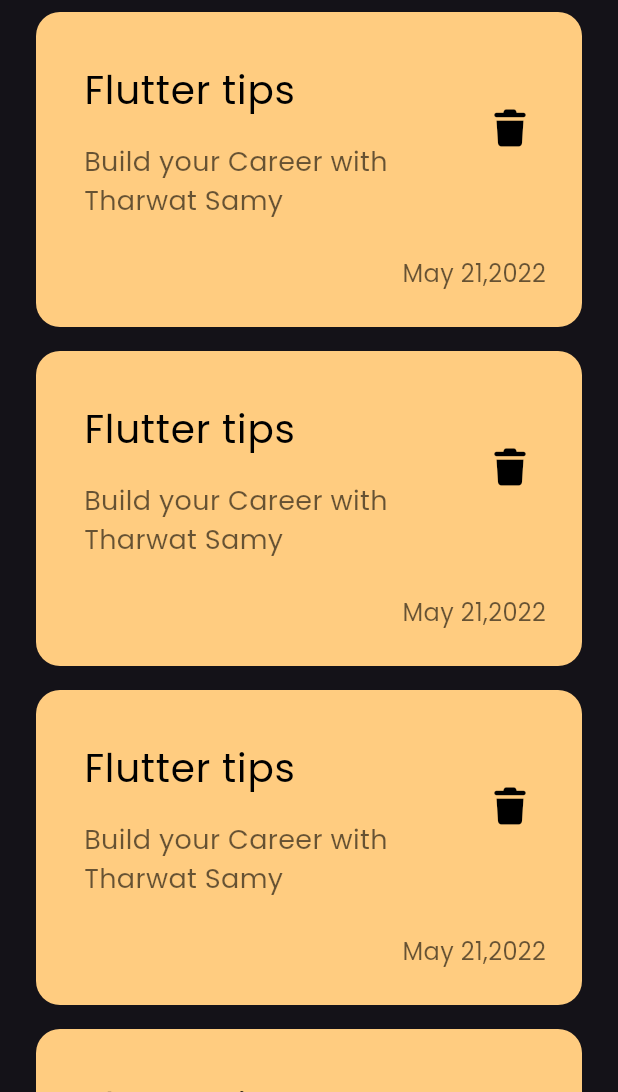
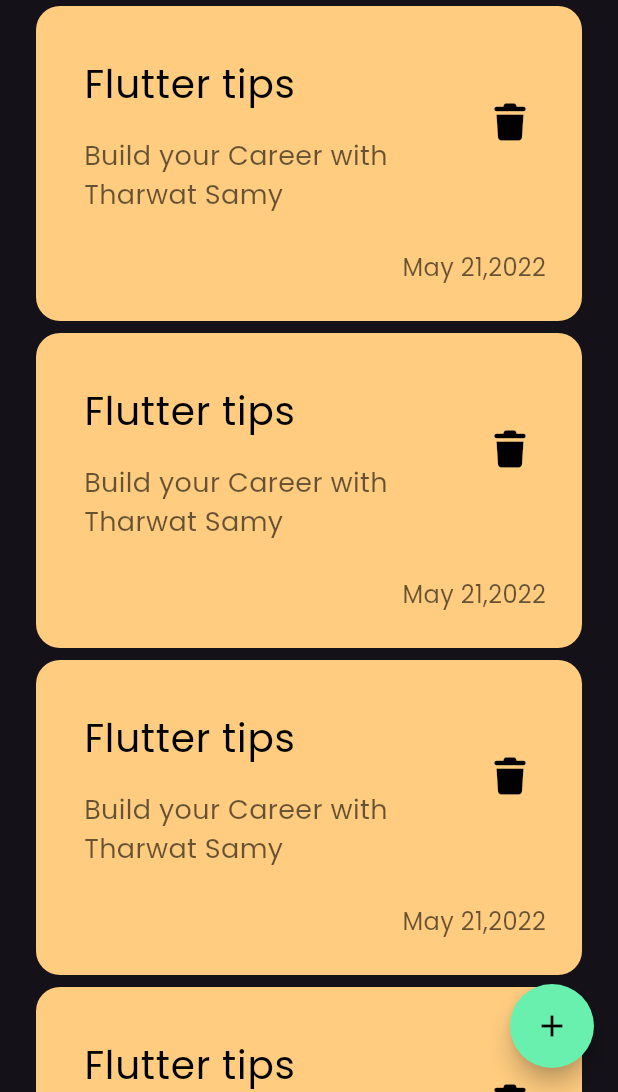
Before and after one commit to ahmedashraf-hub/Notes, a Flutter app: the screen it shows after launch, on a phone screen of 412 x 824 dp, the part 144-1236 px from its top. Run offline on Flutter 3.47's test engine with Material 3 defaults, Android fonts, the phone set to English and light mode, and no system bars; our stand-ins replace font_awesome_flutter.

Commit message:
Add Floating Action Button.

```diff
--- a/lib/views/homeview.dart
+++ b/lib/views/homeview.dart
@@ -6,6 +6,14 @@ class Homeview extends StatelessWidget {
 
   @override
   Widget build(BuildContext context) {
-    return Scaffold(body: const HomeViewBody());
+    return Scaffold(
+      floatingActionButton: FloatingActionButton(
+        backgroundColor: Colors.greenAccent,
+        shape: CircleBorder(),
+        onPressed: () {},
+        child: const Icon(Icons.add, color: Colors.black),
+      ),
+      body: const HomeViewBody(),
+    );
   }
 }
--- a/lib/widgets/notes_list_view.dart
+++ b/lib/widgets/notes_list_view.dart
@@ -4,12 +4,14 @@ import 'package:notes/widgets/custom_note_item.dart';
 class NotesListView extends StatelessWidget {
   const NotesListView({super.key});
 
+  final data = const [];
+
   @override
   Widget build(BuildContext context) {
     return ListView.builder(
       itemBuilder: (context, index) {
         return const Padding(
-          padding: EdgeInsets.symmetric(vertical: 8.0),
+          padding: EdgeInsets.symmetric(vertical: 4.0),
           child: CustomNoteItem(),
         );
       },
```
